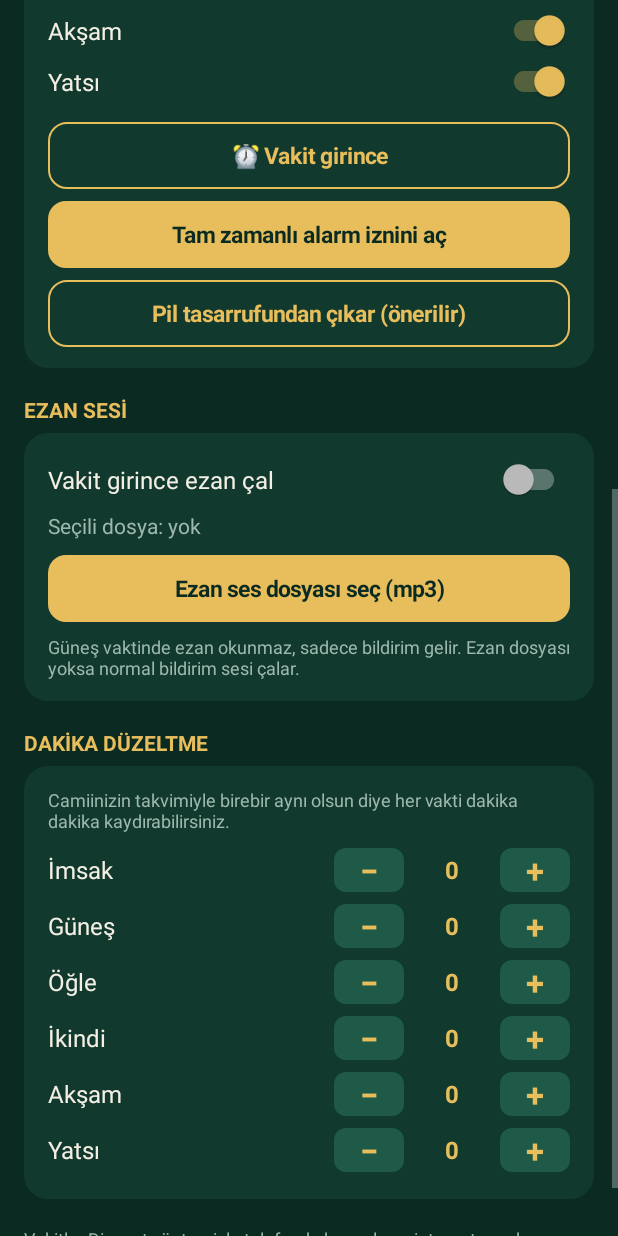
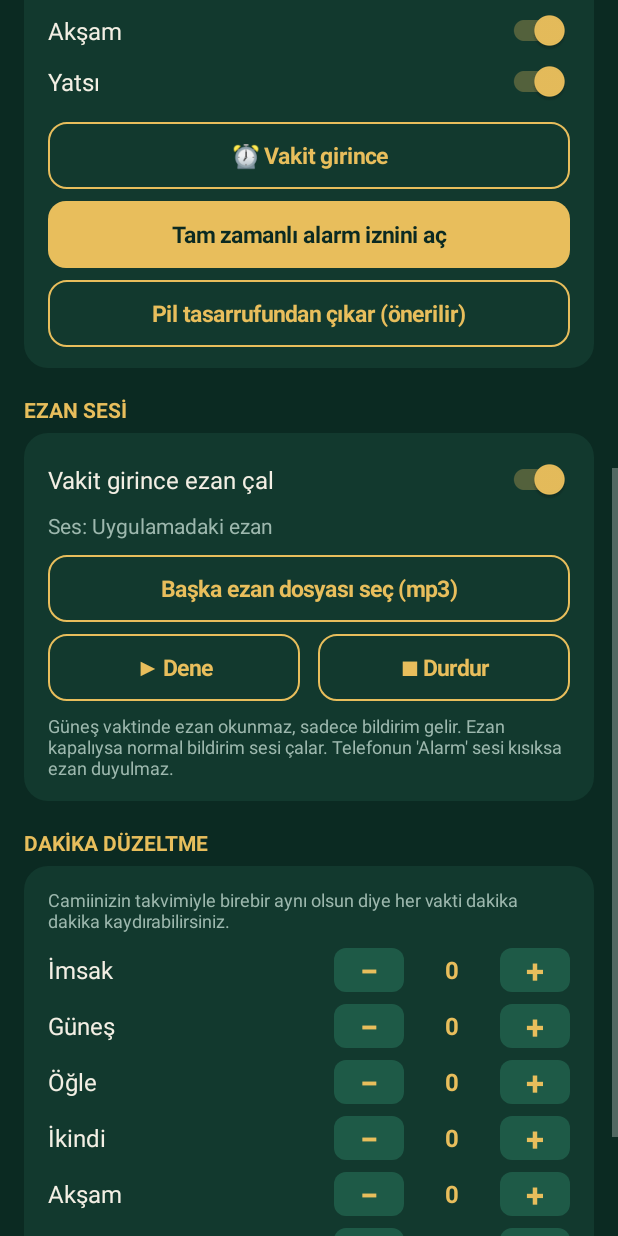
Before and after one commit to 42zengibar42-cell/namaz-vakitleri, an Android app: the SettingsActivity screen opened directly, with no data from a screen before it, scrolled down 576 dp, on a phone screen of 412 x 824 dp. Run offline under Robolectric (Android 15) with nearby library versions, the phone set to English and light mode, and no system bars.

Commit message:
Ezan sesini uygulamaya göm, varsayılan olarak aç
Co-Authored-By: Claude Opus 5.5 <noreply@anthropic.com>
Claude-Session: https://claude.ai/code/session_01A1QtLVaQMiz6GHwjWAegUh

```diff
--- a/app/src/main/java/com/kck/namaz/Prefs.kt
+++ b/app/src/main/java/com/kck/namaz/Prefs.kt
@@ -69,7 +69,7 @@ class Prefs(ctx: Context) {
         set(v) = p.edit().putInt("before", v).apply()
 
     var adhan: Boolean
-        get() = p.getBoolean("adhan", false)
+        get() = p.getBoolean("adhan", true)
         set(v) = p.edit().putBoolean("adhan", v).apply()
 
     var adhanUri: String?
--- a/app/src/main/java/com/kck/namaz/SettingsActivity.kt
+++ b/app/src/main/java/com/kck/namaz/SettingsActivity.kt
@@ -108,12 +108,17 @@ class SettingsActivity : AppCompatActivity() {
         // Ezan
         val ez = section(root, l.t("EZAN SESİ", "ADHAN-TON"))
         switchRow(ez, l.t("Vakit girince ezan çal", "Adhan zur Gebetszeit abspielen"), prefs.adhan) { prefs.adhan = it }
-        ez.addView(tv(l.t("Seçili dosya: ", "Gewählte Datei: ") + (prefs.adhanName ?: l.t("yok", "keine")), 14f, C.MUTED), lp().apply { topMargin = dp(4) })
-        ez.addView(button(l.t("Ezan ses dosyası seç (mp3)", "Adhan-Datei wählen (mp3)")) {
+        ez.addView(tv(l.t("Ses: ", "Ton: ") + (prefs.adhanName ?: l.t("Uygulamadaki ezan", "Eingebauter Adhan")), 14f, C.MUTED), lp().apply { topMargin = dp(4) })
+        ez.addView(ghostButton(l.t("Başka ezan dosyası seç (mp3)", "Andere Adhan-Datei wählen (mp3)")) {
             val i = Intent(Intent.ACTION_OPEN_DOCUMENT).addCategory(Intent.CATEGORY_OPENABLE).setType("audio/*")
             try { startActivityForResult(i, pickAudio) } catch (e: Exception) { }
         }, lp().apply { topMargin = dp(10) })
         if (prefs.adhanUri != null) {
+            ez.addView(ghostButton(l.t("Uygulamadaki ezana dön", "Eingebauten Adhan nutzen")) {
+                prefs.adhanUri = null; prefs.adhanName = null; rebuild()
+            }, lp().apply { topMargin = dp(8) })
+        }
+        run {
             val r = LinearLayout(this).apply { orientation = LinearLayout.HORIZONTAL }
             r.addView(ghostButton("▶ " + l.t("Dene", "Testen")) {
                 startForegroundService(Intent(this, AdhanService::class.java).putExtra("idx", -1))
@@ -124,8 +129,8 @@ class SettingsActivity : AppCompatActivity() {
             ez.addView(r, lp().apply { topMargin = dp(8) })
         }
         ez.addView(tv(l.t(
-            "Güneş vaktinde ezan okunmaz, sadece bildirim gelir. Ezan dosyası yoksa normal bildirim sesi çalar.",
-            "Bei Sonnenaufgang gibt es keinen Adhan, nur einen Hinweis. Ohne Datei ertönt der normale Hinweiston."
+            "Güneş vaktinde ezan okunmaz, sadece bildirim gelir. Ezan kapalıysa normal bildirim sesi çalar. Telefonun 'Alarm' sesi kısıksa ezan duyulmaz.",
+            "Bei Sonnenaufgang gibt es keinen Adhan, nur einen Hinweis. Ist der Adhan aus, ertönt der normale Hinweiston. Die Lautstärke folgt der Wecker-Lautstärke."
         ), 12f, C.MUTED), lp().apply { topMargin = dp(8) })
 
         // Dakika düzeltme
```
Also changed, not shown: app/src/main/java/com/kck/namaz/Alarms.kt (+16 -11 lines), 1 other file.
